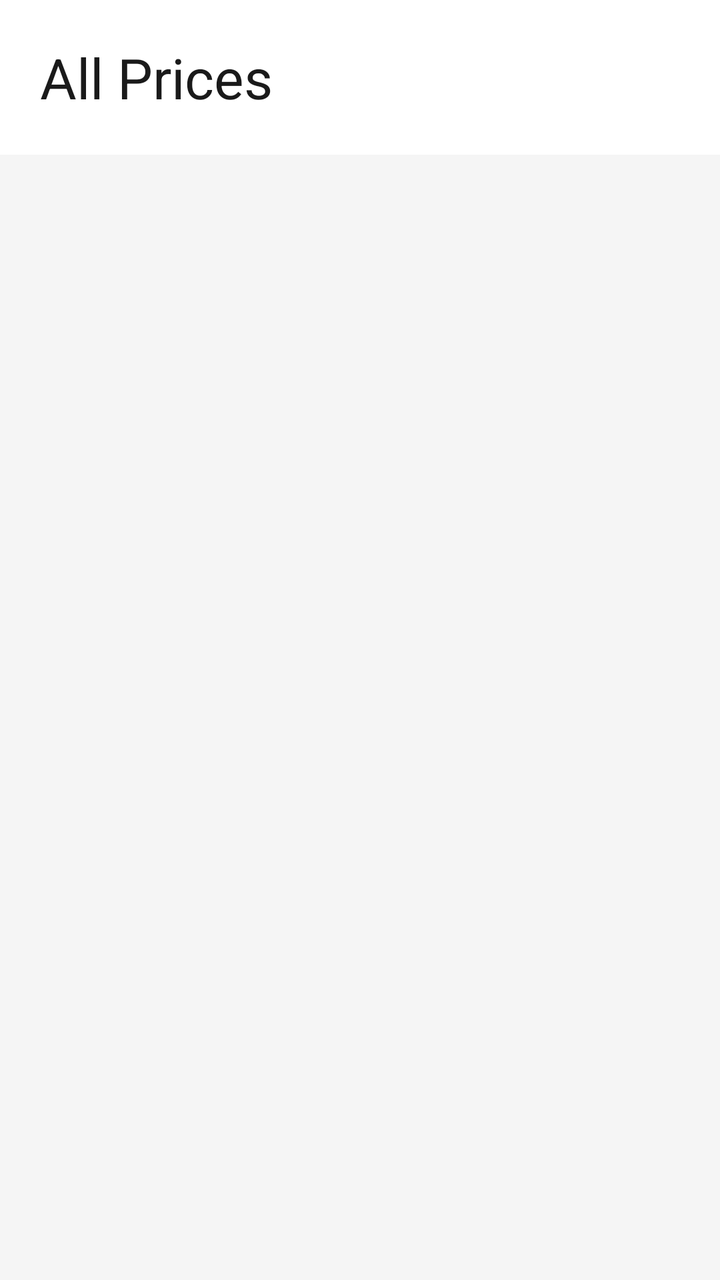
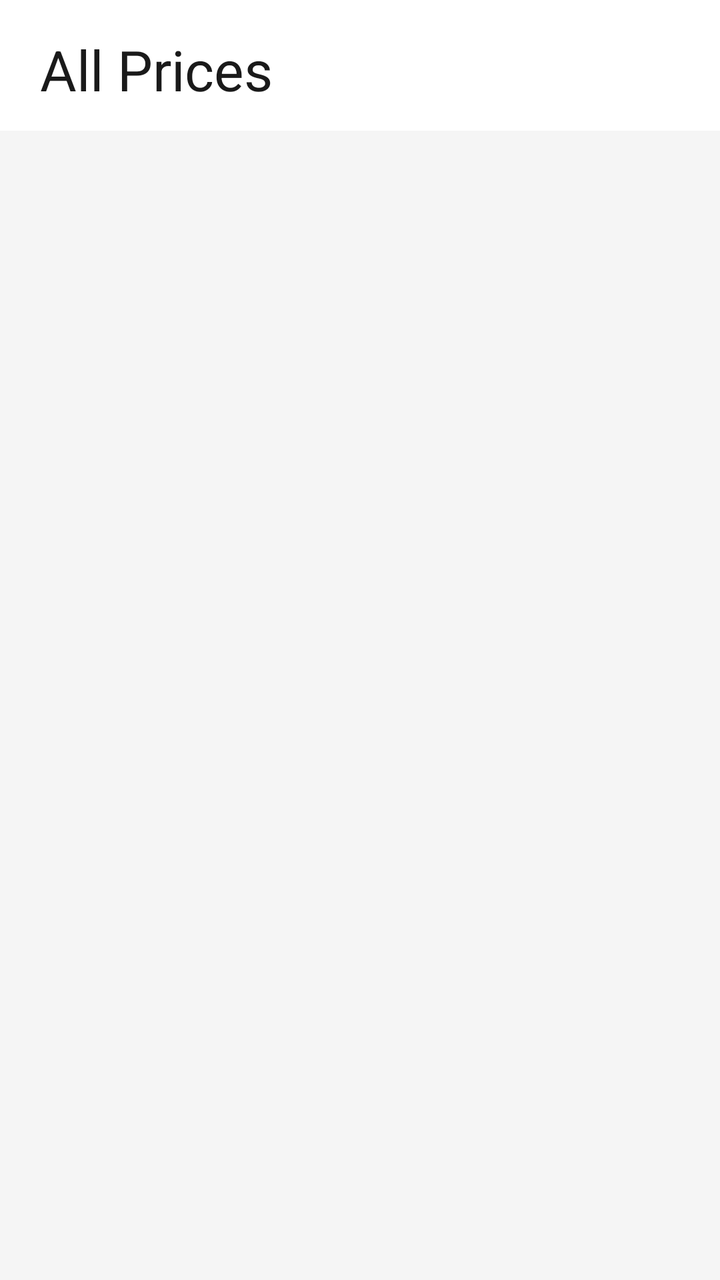

The first picture is an Android layout as it rendered before a commit; the second is the same layout after the commit. The layout source and the unified diff follow.
<!-- AndroidManifest.xml: application theme Theme.KiranaStore -->
<!-- res/layout/fragment_prices.xml -->
<?xml version="1.0" encoding="utf-8"?>
<LinearLayout
    xmlns:android="http://schemas.android.com/apk/res/android"
    android:layout_width="match_parent"
    android:layout_height="match_parent"
    android:orientation="vertical"
    android:background="@color/bg_primary">

    <TextView
        android:layout_width="match_parent"
        android:layout_height="wrap_content"
        android:padding="20dp"
        android:text="All Prices"
        android:textColor="?attr/colorOnSurface"
        android:textAppearance="?attr/textAppearanceHeadlineMedium"
        android:accessibilityHeading="true"
        android:background="?attr/colorSurface" />

    <androidx.recyclerview.widget.RecyclerView
        android:id="@+id/recycler_prices"
        android:layout_width="match_parent"
        android:layout_height="match_parent"
        android:padding="8dp"
        android:clipToPadding="false"
        android:scrollbars="none" />

</LinearLayout>
<!-- resources referenced by this layout -->
<resources>
  <color name="bg_primary">#F5F5F5</color>
  <style name="Theme.KiranaStore" parent="Theme.Material3.Light.NoActionBar">
          
          <item name="colorPrimary">@color/md_theme_light_primary</item>
          <item name="colorOnPrimary">@color/md_theme_light_onPrimary</item>
          <item name="colorPrimaryContainer">@color/md_theme_light_primaryContainer</item>
          <item name="colorOnPrimaryContainer">@color/md_theme_light_onPrimaryContainer</item>
          
          <item name="colorSecondary">@color/md_theme_light_secondary</item>
          <item name="colorOnSecondary">@color/md_theme_light_onSecondary</item>
          <item name="colorSecondaryContainer">@color/md_theme_light_secondaryContainer</item>
          <item name="colorOnSecondaryContainer">@color/md_theme_light_onSecondaryContainer</item>
          
          <item name="colorTertiary">@color/md_theme_light_tertiary</item>
          <item name="colorOnTertiary">@color/md_theme_light_onTertiary</item>
          <item name="colorTertiaryContainer">@color/md_theme_light_tertiaryContainer</item>
          <item name="colorOnTertiaryContainer">@color/md_theme_light_onTertiaryContainer</item>
          
          <item name="colorSurface">@color/md_theme_light_surface</item>
          <item name="colorOnSurface">@color/md_theme_light_onSurface</item>
          <item name="colorSurfaceVariant">@color/md_theme_light_surfaceVariant</item>
          <item name="colorOnSurfaceVariant">@color/md_theme_light_onSurfaceVariant</item>
          
          <item name="android:colorBackground">@color/md_theme_light_background</item>
          <item name="android:windowBackground">@color/md_theme_light_background</item>
          
          <item name="colorError">@color/color_error</item>
          
          <item name="android:statusBarColor">@color/md_theme_light_surface</item>
          <item name="android:windowLightStatusBar">true</item>
          <item name="android:navigationBarColor">@color/md_theme_light_surface</item>
          <item name="android:windowLightNavigationBar">true</item>
      </style>
  <color name="md_theme_light_primary">#FF6B00</color>
  <color name="md_theme_light_onPrimary">#FFFFFF</color>
  <color name="md_theme_light_primaryContainer">#FFD9C0</color>
  <color name="md_theme_light_onPrimaryContainer">#331400</color>
  <color name="md_theme_light_secondary">#795548</color>
  <color name="md_theme_light_onSecondary">#FFFFFF</color>
  <color name="md_theme_light_secondaryContainer">#FFCCBC</color>
  <color name="md_theme_light_onSecondaryContainer">#2C1500</color>
  <color name="md_theme_light_tertiary">#1B7A3A</color>
  <color name="md_theme_light_onTertiary">#FFFFFF</color>
  <color name="md_theme_light_tertiaryContainer">#C8F5D5</color>
  <color name="md_theme_light_onTertiaryContainer">#00210F</color>
  <color name="md_theme_light_surface">#FFFFFF</color>
  <color name="md_theme_light_onSurface">#1A1A1A</color>
  <color name="md_theme_light_surfaceVariant">#F0F0F0</color>
  <color name="md_theme_light_onSurfaceVariant">#555555</color>
  <color name="md_theme_light_background">#F5F5F5</color>
  <color name="color_error">#F44336</color>
</resources>

<!-- the commit's change to res/layout/fragment_prices.xml (unified diff, before → after) -->
@@ -9,7 +9,10 @@
     <TextView
         android:layout_width="match_parent"
         android:layout_height="wrap_content"
-        android:padding="20dp"
+        android:paddingStart="20dp"
+        android:paddingEnd="20dp"
+        android:paddingTop="16dp"
+        android:paddingBottom="12dp"
         android:text="All Prices"
         android:textColor="?attr/colorOnSurface"
         android:textAppearance="?attr/textAppearanceHeadlineMedium"
